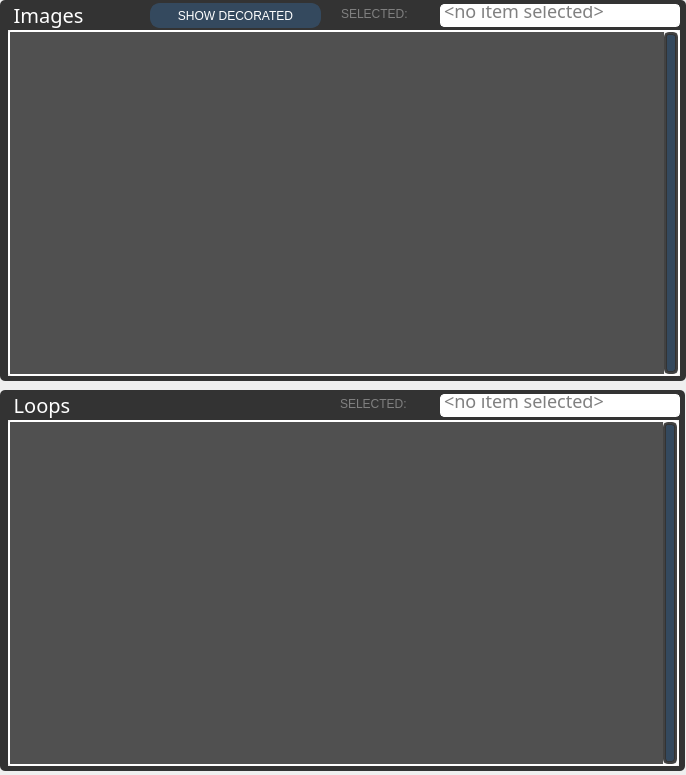
First picture: the form in Console/consoleApp/Frontend/Widgets/capturewidget.ui, repository laszlo-avotra-tips/consoleApp, before the edit.
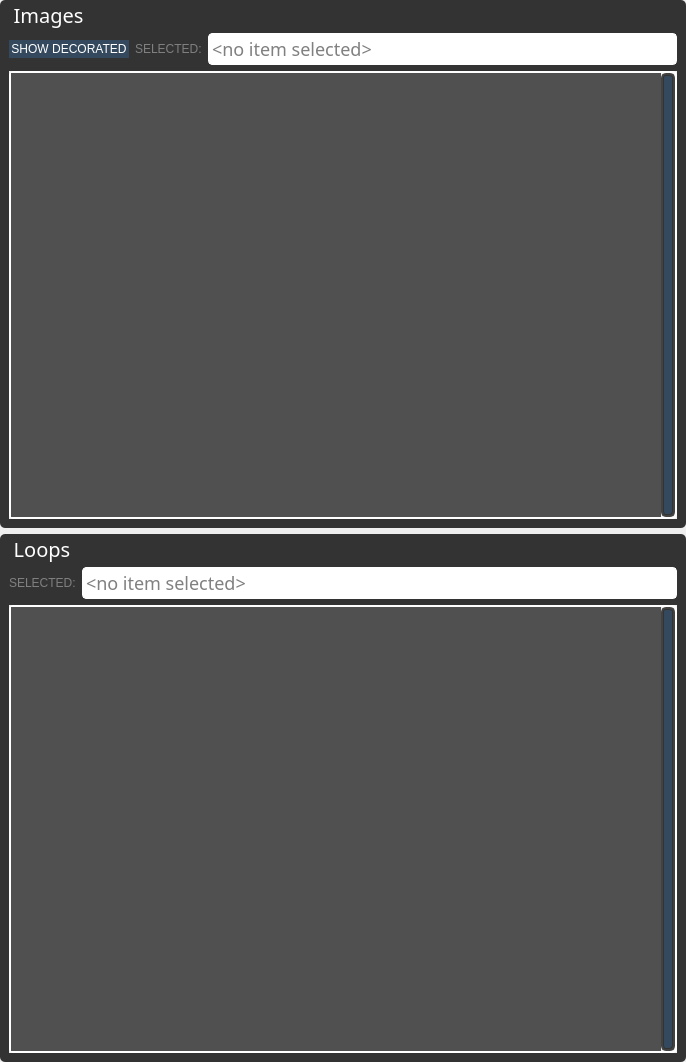
Second picture: the form after the edit. Icons and pictures are not drawn. Custom widgets are drawn as their Qt base class.

Commit message: update capture widget

```diff
--- a/Console/consoleApp/Frontend/Widgets/capturewidget.ui
+++ b/Console/consoleApp/Frontend/Widgets/capturewidget.ui
@@ -7,7 +7,7 @@
     <x>0</x>
     <y>0</y>
     <width>686</width>
-    <height>775</height>
+    <height>1062</height>
    </rect>
   </property>
   <property name="windowTitle">
@@ -274,506 +274,538 @@
      padding: 1px;
  }</string>
   </property>
-  <widget class="QGroupBox" name="capturesGroupBox">
-   <property name="geometry">
-    <rect>
-     <x>0</x>
-     <y>0</y>
-     <width>686</width>
-     <height>381</height>
-    </rect>
+  <layout class="QVBoxLayout" name="verticalLayout_3">
+   <property name="leftMargin">
+    <number>0</number>
    </property>
-   <property name="title">
-    <string>Images</string>
+   <property name="topMargin">
+    <number>0</number>
    </property>
-   <widget class="captureListView" name="capListView">
-    <property name="geometry">
-     <rect>
-      <x>8</x>
-      <y>30</y>
-      <width>672</width>
-      <height>346</height>
-     </rect>
-    </property>
-    <property name="palette">
-     <palette>
-      <active>
-       <colorrole role="WindowText">
-        <brush brushstyle="SolidPattern">
-         <color alpha="255">
-          <red>128</red>
-          <green>128</green>
-          <blue>128</blue>
-         </color>
-        </brush>
-       </colorrole>
-       <colorrole role="Text">
-        <brush brushstyle="SolidPattern">
-         <color alpha="255">
-          <red>128</red>
-          <green>128</green>
-          <blue>128</blue>
-         </color>
-        </brush>
-       </colorrole>
-       <colorrole role="ButtonText">
-        <brush brushstyle="SolidPattern">
-         <color alpha="255">
-          <red>128</red>
-          <green>128</green>
-          <blue>128</blue>
-         </color>
-        </brush>
-       </colorrole>
-       <colorrole role="Base">
-        <brush brushstyle="SolidPattern">
-         <color alpha="255">
-          <red>80</red>
-          <green>80</green>
-          <blue>80</blue>
-         </color>
-        </brush>
-       </colorrole>
-       <colorrole role="HighlightedText">
-        <brush brushstyle="SolidPattern">
-         <color alpha="255">
-          <red>255</red>
-          <green>255</green>
-          <blue>255</blue>
-         </color>
-        </brush>
-       </colorrole>
-      </active>
-      <inactive>
-       <colorrole role="WindowText">
-        <brush brushstyle="SolidPattern">
-         <color alpha="255">
-          <red>128</red>
-          <green>128</green>
-          <blue>128</blue>
-         </color>
-        </brush>
-       </colorrole>
-       <colorrole role="Text">
-        <brush brushstyle="SolidPattern">
-         <color alpha="255">
-          <red>128</red>
-          <green>128</green>
-          <blue>128</blue>
-         </color>
-        </brush>
-       </colorrole>
-       <colorrole role="ButtonText">
-        <brush brushstyle="SolidPattern">
-         <color alpha="255">
-          <red>128</red>
-          <green>128</green>
-          <blue>128</blue>
-         </color>
-        </brush>
-       </colorrole>
-       <colorrole role="Base">
-        <brush brushstyle="SolidPattern">
-         <color alpha="255">
-          <red>80</red>
-          <green>80</green>
-          <blue>80</blue>
-         </color>
-        </brush>
-       </colorrole>
-       <colorrole role="HighlightedText">
-        <brush brushstyle="SolidPattern">
-         <color alpha="255">
-          <red>255</red>
-          <green>255</green>
-          <blue>255</blue>
-         </color>
-        </brush>
-       </colorrole>
-      </inactive>
-      <disabled>
-       <colorrole role="WindowText">
-        <brush brushstyle="SolidPattern">
-         <color alpha="255">
-          <red>128</red>
-          <green>128</green>
-          <blue>128</blue>
-         </color>
-        </brush>
-       </colorrole>
-       <colorrole role="Text">
-        <brush brushstyle="SolidPattern">
-         <color alpha="255">
-          <red>128</red>
-          <green>128</green>
-          <blue>128</blue>
-         </color>
-        </brush>
-       </colorrole>
-       <colorrole role="ButtonText">
-        <brush brushstyle="SolidPattern">
-         <color alpha="255">
-          <red>128</red>
-          <green>128</green>
-          <blue>128</blue>
-         </color>
-        </brush>
-       </colorrole>
-       <colorrole role="Base">
-        <brush brushstyle="SolidPattern">
-         <color alpha="255">
-          <red>236</red>
-          <green>233</green>
-          <blue>216</blue>
-         </color>
-        </brush>
-       </colorrole>
-       <colorrole role="HighlightedText">
-        <brush brushstyle="SolidPattern">
-         <color alpha="255">
-          <red>255</red>
-          <green>255</green>
-          <blue>255</blue>
-         </color>
-        </brush>
-       </colorrole>
-      </disabled>
-     </palette>
-    </property>
-    <property name="autoFillBackground">
-     <bool>true</bool>
-    </property>
-    <property name="styleSheet">
-     <string notr="true"/>
-    </property>
-    <property name="lineWidth">
-     <number>2</number>
-    </property>
-    <property name="verticalScrollBarPolicy">
-     <enum>Qt::ScrollBarAlwaysOn</enum>
-    </property>
-    <property name="horizontalScrollBarPolicy">
-     <enum>Qt::ScrollBarAlwaysOff</enum>
-    </property>
-    <property name="alternatingRowColors">
-     <bool>false</bool>
-    </property>
-    <property name="verticalScrollMode">
-     <enum>QAbstractItemView::ScrollPerPixel</enum>
-    </property>
-    <property name="movement">
-     <enum>QListView::Static</enum>
-    </property>
-    <property name="flow">
-     <enum>QListView::LeftToRight</enum>
-    </property>
-    <property name="isWrapping" stdset="0">
-     <bool>true</bool>
-    </property>
-    <property name="spacing">
-     <number>0</number>
-    </property>
-    <property name="viewMode">
-     <enum>QListView::IconMode</enum>
-    </property>
-    <property name="wordWrap">
-     <bool>true</bool>
-    </property>
-   </widget>
-   <widget class="QLabel" name="label">
-    <property name="geometry">
-     <rect>
-      <x>341</x>
-      <y>2</y>
-      <width>96</width>
-      <height>23</height>
-     </rect>
-    </property>
-    <property name="text">
-     <string>SELECTED:</string>
-    </property>
-   </widget>
-   <widget class="QLineEdit" name="selectedCaptureLineEdit">
-    <property name="geometry">
-     <rect>
-      <x>440</x>
-      <y>4</y>
-      <width>240</width>
-      <height>23</height>
-     </rect>
-    </property>
-    <property name="toolTip">
-     <string>Hit &lt;b&gt;Enter&lt;/b&gt; to save the selected item's new name.</string>
-    </property>
-    <property name="text">
-     <string>&lt;no item selected&gt;</string>
-    </property>
-    <property name="maxLength">
-     <number>20</number>
-    </property>
-    <property name="alignment">
-     <set>Qt::AlignBottom|Qt::AlignLeading|Qt::AlignLeft</set>
-    </property>
-   </widget>
-   <widget class="QPushButton" name="showDecoratedPushButton">
-    <property name="geometry">
-     <rect>
-      <x>150</x>
-      <y>3</y>
-      <width>171</width>
-      <height>25</height>
-     </rect>
-    </property>
-    <property name="toolTip">
-     <string>Switch between the Raw and Decorated image captures.</string>
-    </property>
-    <property name="text">
-     <string>SHOW DECORATED</string>
-    </property>
-    <property name="checkable">
-     <bool>true</bool>
-    </property>
-    <property name="checked">
-     <bool>false</bool>
-    </property>
-   </widget>
-  </widget>
-  <widget class="QGroupBox" name="loopsGroupBox">
-   <property name="geometry">
-    <rect>
-     <x>0</x>
-     <y>390</y>
-     <width>685</width>
-     <height>381</height>
-    </rect>
+   <property name="rightMargin">
+    <number>0</number>
    </property>
-   <property name="title">
-    <string>Loops</string>
+   <property name="bottomMargin">
+    <number>0</number>
    </property>
-   <widget class="clipListView" name="loopsListView">
-    <property name="geometry">
-     <rect>
-      <x>8</x>
-      <y>30</y>
-      <width>671</width>
-      <height>346</height>
-     </rect>
-    </property>
-    <property name="palette">
-     <palette>
-      <active>
-       <colorrole role="WindowText">
-        <brush brushstyle="SolidPattern">
-         <color alpha="255">
-          <red>128</red>
-          <green>128</green>
-          <blue>128</blue>
-         </color>
-        </brush>
-       </colorrole>
-       <colorrole role="Text">
-        <brush brushstyle="SolidPattern">
-         <color alpha="255">
-          <red>128</red>
-          <green>128</green>
-          <blue>128</blue>
-         </color>
-        </brush>
-       </colorrole>
-       <colorrole role="ButtonText">
-        <brush brushstyle="SolidPattern">
-         <color alpha="255">
-          <red>128</red>
-          <green>128</green>
-          <blue>128</blue>
-         </color>
-        </brush>
-       </colorrole>
-       <colorrole role="Base">
-        <brush brushstyle="SolidPattern">
-         <color alpha="255">
-          <red>80</red>
-          <green>80</green>
-          <blue>80</blue>
-         </color>
-        </brush>
-       </colorrole>
-       <colorrole role="HighlightedText">
-        <brush brushstyle="SolidPattern">
-         <color alpha="255">
-          <red>255</red>
-          <green>255</green>
-          <blue>255</blue>
-         </color>
-        </brush>
-       </colorrole>
-      </active>
-      <inactive>
-       <colorrole role="WindowText">
-        <brush brushstyle="SolidPattern">
-         <color alpha="255">
-          <red>128</red>
-          <green>128</green>
-          <blue>128</blue>
-         </color>
-        </brush>
-       </colorrole>
-       <colorrole role="Text">
-        <brush brushstyle="SolidPattern">
-         <color alpha="255">
-          <red>128</red>
-          <green>128</green>
-          <blue>128</blue>
-         </color>
-        </brush>
-       </colorrole>
-       <colorrole role="ButtonText">
-        <brush brushstyle="SolidPattern">
-         <color alpha="255">
-          <red>128</red>
-          <green>128</green>
-          <blue>128</blue>
-         </color>
-        </brush>
-       </colorrole>
-       <colorrole role="Base">
-        <brush brushstyle="SolidPattern">
-         <color alpha="255">
-          <red>80</red>
-          <green>80</green>
-          <blue>80</blue>
-         </color>
-        </brush>
-       </colorrole>
-       <colorrole role="HighlightedText">
-        <brush brushstyle="SolidPattern">
-         <color alpha="255">
-          <red>255</red>
-          <green>255</green>
-          <blue>255</blue>
-         </color>
-        </brush>
-       </colorrole>
-      </inactive>
-      <disabled>
-       <colorrole role="WindowText">
-        <brush brushstyle="SolidPattern">
-         <color alpha="255">
-          <red>128</red>
-          <green>128</green>
-          <blue>128</blue>
-         </color>
-        </brush>
-       </colorrole>
-       <colorrole role="Text">
-        <brush brushstyle="SolidPattern">
-         <color alpha="255">
-          <red>128</red>
-          <green>128</green>
-          <blue>128</blue>
-         </color>
-        </brush>
-       </colorrole>
-       <colorrole role="ButtonText">
-        <brush brushstyle="SolidPattern">
-         <color alpha="255">
-          <red>128</red>
-          <green>128</green>
-          <blue>128</blue>
-         </color>
-        </brush>
-       </colorrole>
-       <colorrole role="Base">
-        <brush brushstyle="SolidPattern">
-         <color alpha="255">
-          <red>236</red>
-          <green>233</green>
-          <blue>216</blue>
-         </color>
-        </brush>
-       </colorrole>
-       <colorrole role="HighlightedText">
-        <brush brushstyle="SolidPattern">
-         <color alpha="255">
-          <red>255</red>
-          <green>255</green>
-          <blue>255</blue>
-         </color>
-        </brush>
-       </colorrole>
-      </disabled>
-     </palette>
-    </property>
-    <property name="autoFillBackground">
-     <bool>true</bool>
-    </property>
-    <property name="styleSheet">
-     <string notr="true"/>
-    </property>
-    <property name="lineWidth">
-     <number>2</number>
-    </property>
-    <property name="verticalScrollBarPolicy">
-     <enum>Qt::ScrollBarAlwaysOn</enum>
-    </property>
-    <property name="horizontalScrollBarPolicy">
-     <enum>Qt::ScrollBarAlwaysOff</enum>
-    </property>
-    <property name="alternatingRowColors">
-     <bool>false</bool>
-    </property>
-    <property name="verticalScrollMode">
-     <enum>QAbstractItemView::ScrollPerPixel</enum>
-    </property>
-    <property name="flow">
-     <enum>QListView::LeftToRight</enum>
-    </property>
-    <property name="isWrapping" stdset="0">
-     <bool>true</bool>
-    </property>
-    <property name="viewMode">
-     <enum>QListView::IconMode</enum>
-    </property>
-    <property name="wordWrap">
-     <bool>true</bool>
-    </property>
-   </widget>
-   <widget class="QLabel" name="label_2">
-    <property name="geometry">
-     <rect>
-      <x>340</x>
-      <y>2</y>
-      <width>96</width>
-      <height>23</height>
-     </rect>
-    </property>
-    <property name="text">
-     <string>SELECTED:</string>
-    </property>
-   </widget>
-   <widget class="QLineEdit" name="selectedLoopLineEdit">
-    <property name="geometry">
-     <rect>
-      <x>440</x>
-      <y>4</y>
-      <width>240</width>
-      <height>23</height>
-     </rect>
-    </property>
-    <property name="toolTip">
-     <string>Hit &lt;b&gt;Enter&lt;/b&gt; to save the selected item's new name.</string>
-    </property>
-    <property name="text">
-     <string>&lt;no item selected&gt;</string>
-    </property>
-    <property name="maxLength">
-     <number>20</number>
-    </property>
-    <property name="alignment">
-     <set>Qt::AlignBottom|Qt::AlignLeading|Qt::AlignLeft</set>
-    </property>
-   </widget>
-  </widget>
+   <item>
+    <widget class="QGroupBox" name="capturesGroupBox">
+     <property name="title">
+      <string>Images</string>
+     </property>
+     <layout class="QVBoxLayout" name="verticalLayout_2">
+      <property name="topMargin">
+       <number>30</number>
+      </property>
+      <item>
+       <layout class="QHBoxLayout" name="horizontalLayout_2">
+        <item>
+         <widget class="QPushButton" name="showDecoratedPushButton">
+          <property name="toolTip">
+           <string>Switch between the Raw and Decorated image captures.</string>
+          </property>
+          <property name="text">
+           <string>SHOW DECORATED</string>
+          </property>
+          <property name="checkable">
+           <bool>true</bool>
+          </property>
+          <property name="checked">
+           <bool>false</bool>
+          </property>
+         </widget>
+        </item>
+        <item>
+         <widget class="QLabel" name="label">
+          <property name="text">
+           <string>SELECTED:</string>
+          </property>
+         </widget>
+        </item>
+        <item>
+         <widget class="QLineEdit" name="selectedCaptureLineEdit">
+          <property name="toolTip">
+           <string>Hit &lt;b&gt;Enter&lt;/b&gt; to save the selected item's new name.</string>
+          </property>
+          <property name="text">
+           <string>&lt;no item selected&gt;</string>
+          </property>
+          <property name="maxLength">
+           <number>20</number>
+          </property>
+          <property name="alignment">
+           <set>Qt::AlignBottom|Qt::AlignLeading|Qt::AlignLeft</set>
+          </property>
+         </widget>
+        </item>
+       </layout>
+      </item>
+      <item>
+       <widget class="captureListView" name="capListView">
+        <property name="palette">
+         <palette>
+          <active>
+           <colorrole role="WindowText">
+            <brush brushstyle="SolidPattern">
+             <color alpha="255">
+              <red>128</red>
+              <green>128</green>
+              <blue>128</blue>
+             </color>
+            </brush>
+           </colorrole>
+           <colorrole role="Text">
+            <brush brushstyle="SolidPattern">
+             <color alpha="255">
+              <red>128</red>
+              <green>128</green>
+              <blue>128</blue>
+             </color>
+            </brush>
+           </colorrole>
+           <colorrole role="ButtonText">
+            <brush brushstyle="SolidPattern">
+             <color alpha="255">
+              <red>128</red>
+              <green>128</green>
+              <blue>128</blue>
+             </color>
+            </brush>
+           </colorrole>
+           <colorrole role="Base">
+            <brush brushstyle="SolidPattern">
+             <color alpha="255">
+              <red>80</red>
+              <green>80</green>
+              <blue>80</blue>
+             </color>
+            </brush>
+           </colorrole>
+           <colorrole role="HighlightedText">
+            <brush brushstyle="SolidPattern">
+             <color alpha="255">
+              <red>255</red>
+              <green>255</green>
+              <blue>255</blue>
+             </color>
+            </brush>
+           </colorrole>
+           <colorrole role="PlaceholderText">
+            <brush brushstyle="NoBrush">
+             <color alpha="128">
+              <red>128</red>
+              <green>128</green>
+              <blue>128</blue>
+             </color>
+            </brush>
+           </colorrole>
+          </active>
+          <inactive>
+           <colorrole role="WindowText">
+            <brush brushstyle="SolidPattern">
+             <color alpha="255">
+              <red>128</red>
+              <green>128</green>
+              <blue>128</blue>
+             </color>
+            </brush>
+           </colorrole>
+           <colorrole role="Text">
+            <brush brushstyle="SolidPattern">
+             <color alpha="255">
+              <red>128</red>
+              <green>128</green>
+              <blue>128</blue>
+             </color>
+            </brush>
+           </colorrole>
+           <colorrole role="ButtonText">
+            <brush brushstyle="SolidPattern">
+             <color alpha="255">
+              <red>128</red>
+              <green>128</green>
+              <blue>128</blue>
+             </color>
+            </brush>
+           </colorrole>
+           <colorrole role="Base">
+            <brush brushstyle="SolidPattern">
+             <color alpha="255">
+              <red>80</red>
+              <green>80</green>
+              <blue>80</blue>
+             </color>
+            </brush>
+           </colorrole>
+           <colorrole role="HighlightedText">
+            <brush brushstyle="SolidPattern">
+             <color alpha="255">
+              <red>255</red>
+              <green>255</green>
+              <blue>255</blue>
+             </color>
+            </brush>
+           </colorrole>
+           <colorrole role="PlaceholderText">
+            <brush brushstyle="NoBrush">
+             <color alpha="128">
+              <red>128</red>
+              <green>128</green>
+              <blue>128</blue>
+             </color>
+            </brush>
+           </colorrole>
+          </inactive>
+          <disabled>
+           <colorrole role="WindowText">
+            <brush brushstyle="SolidPattern">
+             <color alpha="255">
+              <red>128</red>
+              <green>128</green>
+              <blue>128</blue>
+             </color>
+            </brush>
+           </colorrole>
+           <colorrole role="Text">
+            <brush brushstyle="SolidPattern">
+             <color alpha="255">
+              <red>128</red>
+              <green>128</green>
+              <blue>128</blue>
+             </color>
+            </brush>
+           </colorrole>
+           <colorrole role="ButtonText">
+            <brush brushstyle="SolidPattern">
+             <color alpha="255">
+              <red>128</red>
+              <green>128</green>
+              <blue>128</blue>
+             </color>
+            </brush>
+           </colorrole>
+           <colorrole role="Base">
+            <brush brushstyle="SolidPattern">
+             <color alpha="255">
+              <red>236</red>
+              <green>233</green>
+              <blue>216</blue>
+             </color>
+            </brush>
+           </colorrole>
+           <colorrole role="HighlightedText">
+            <brush brushstyle="SolidPattern">
+             <color alpha="255">
+              <red>255</red>
+              <green>255</green>
+              <blue>255</blue>
+             </color>
+            </brush>
+           </colorrole>
+           <colorrole role="PlaceholderText">
+            <brush brushstyle="NoBrush">
+             <color alpha="128">
+              <red>128</red>
+              <green>128</green>
+              <blue>128</blue>
+             </color>
+            </brush>
+           </colorrole>
+          </disabled>
+         </palette>
+        </property>
+        <property name="autoFillBackground">
+         <bool>true</bool>
+        </property>
+        <property name="styleSheet">
+         <string notr="true"/>
+        </property>
+        <property name="lineWidth">
+         <number>2</number>
+        </property>
+        <property name="verticalScrollBarPolicy">
+         <enum>Qt::ScrollBarAlwaysOn</enum>
+        </property>
+        <property name="horizontalScrollBarPolicy">
+         <enum>Qt::ScrollBarAlwaysOff</enum>
+        </property>
+        <property name="alternatingRowColors">
+         <bool>false</bool>
+        </property>
+        <property name="verticalScrollMode">
+         <enum>QAbstractItemView::ScrollPerPixel</enum>
+        </property>
+        <property name="movement">
+         <enum>QListView::Static</enum>
+        </property>
+        <property name="flow">
+         <enum>QListView::LeftToRight</enum>
+        </property>
+        <property name="isWrapping" stdset="0">
+         <bool>true</bool>
+        </property>
+        <property name="spacing">
+         <number>0</number>
+        </property>
+        <property name="viewMode">
+         <enum>QListView::IconMode</enum>
+        </property>
+        <property name="wordWrap">
+         <bool>true</bool>
+        </property>
+       </widget>
+      </item>
+     </layout>
+    </widget>
+   </item>
+   <item>
+    <widget class="QGroupBox" name="loopsGroupBox">
+     <property name="title">
+      <string>Loops</string>
+     </property>
+     <layout class="QVBoxLayout" name="verticalLayout">
+      <property name="topMargin">
+       <number>30</number>
+      </property>
+      <item>
+       <layout class="QHBoxLayout" name="horizontalLayout">
+        <item>
+         <widget class="QLabel" name="label_2">
+          <property name="text">
+           <string>SELECTED:</string>
+          </property>
+         </widget>
+        </item>
+        <item>
+         <widget class="QLineEdit" name="selectedLoopLineEdit">
+          <property name="toolTip">
+           <string>Hit &lt;b&gt;Enter&lt;/b&gt; to save the selected item's new name.</string>
+          </property>
+          <property name="text">
+           <string>&lt;no item selected&gt;</string>
+          </property>
+          <property name="maxLength">
+           <number>20</number>
+          </property>
+          <property name="alignment">
+           <set>Qt::AlignBottom|Qt::AlignLeading|Qt::AlignLeft</set>
+          </property>
+         </widget>
+        </item>
+       </layout>
+      </item>
+      <item>
+       <widget class="clipListView" name="loopsListView">
+        <property name="palette">
+         <palette>
+          <active>
+           <colorrole role="WindowText">
+            <brush brushstyle="SolidPattern">
+             <color alpha="255">
+              <red>128</red>
+              <green>128</green>
+              <blue>128</blue>
+             </color>
+            </brush>
+           </colorrole>
+           <colorrole role="Text">
+            <brush brushstyle="SolidPattern">
+             <color alpha="255">
+              <red>128</red>
+              <green>128</green>
+              <blue>128</blue>
+             </color>
+            </brush>
+           </colorrole>
+           <colorrole role="ButtonText">
+            <brush brushstyle="SolidPattern">
+             <color alpha="255">
+              <red>128</red>
+              <green>128</green>
+              <blue>128</blue>
+             </color>
+            </brush>
+           </colorrole>
+           <colorrole role="Base">
+            <brush brushstyle="SolidPattern">
+             <color alpha="255">
+              <red>80</red>
+              <green>80</green>
+              <blue>80</blue>
+             </color>
+            </brush>
+           </colorrole>
+           <colorrole role="HighlightedText">
+            <brush brushstyle="SolidPattern">
+             <color alpha="255">
+              <red>255</red>
+              <green>255</green>
+              <blue>255</blue>
+             </color>
+            </brush>
+           </colorrole>
+           <colorrole role="PlaceholderText">
+            <brush brushstyle="NoBrush">
+             <color alpha="128">
+              <red>128</red>
+              <green>128</green>
+              <blue>128</blue>
+             </color>
+            </brush>
+           </colorrole>
+          </active>
+          <inactive>
+           <colorrole role="WindowText">
+            <brush brushstyle="SolidPattern">
+             <color alpha="255">
+              <red>128</red>
+              <green>128</green>
+              <blue>128</blue>
+             </color>
+            </brush>
+           </colorrole>
+           <colorrole role="Text">
+            <brush brushstyle="SolidPattern">
+             <color alpha="255">
+              <red>128</red>
+              <green>128</green>
+              <blue>128</blue>
+             </color>
+            </brush>
+           </colorrole>
+           <colorrole role="ButtonText">
+            <brush brushstyle="SolidPattern">
+             <color alpha="255">
+              <red>128</red>
+              <green>128</green>
+              <blue>128</blue>
+             </color>
+            </brush>
+           </colorrole>
+           <colorrole role="Base">
+            <brush brushstyle="SolidPattern">
+             <color alpha="255">
+              <red>80</red>
+              <green>80</green>
+              <blue>80</blue>
+             </color>
+            </brush>
+           </colorrole>
+           <colorrole role="HighlightedText">
+            <brush brushstyle="SolidPattern">
+             <color alpha="255">
+              <red>255</red>
+              <green>255</green>
+              <blue>255</blue>
+             </color>
+            </brush>
+           </colorrole>
+           <colorrole role="PlaceholderText">
+            <brush brushstyle="NoBrush">
+             <color alpha="128">
+              <red>128</red>
+              <green>128</green>
+              <blue>128</blue>
+             </color>
+            </brush>
+           </colorrole>
+          </inactive>
+          <disabled>
+           <colorrole role="WindowText">
+            <brush brushstyle="SolidPattern">
+             <color alpha="255">
+              <red>128</red>
+              <green>128</green>
+              <blue>128</blue>
+             </color>
+            </brush>
+           </colorrole>
+           <colorrole role="Text">
+            <brush brushstyle="SolidPattern">
+             <color alpha="255">
+              <red>128</red>
+              <green>128</green>
+              <blue>128</blue>
+             </color>
+            </brush>
+           </colorrole>
+           <colorrole role="ButtonText">
+            <brush brushstyle="SolidPattern">
+             <color alpha="255">
+              <red>128</red>
+              <green>128</green>
+              <blue>128</blue>
+             </color>
+            </brush>
+           </colorrole>
+           <colorrole role="Base">
+            <brush brushstyle="SolidPattern">
+             <color alpha="255">
+              <red>236</red>
+              <green>233</green>
+              <blue>216</blue>
+             </color>
+            </brush>
+           </colorrole>
+           <colorrole role="HighlightedText">
+            <brush brushstyle="SolidPattern">
+             <color alpha="255">
+              <red>255</red>
+              <green>255</green>
+              <blue>255</blue>
+             </color>
+            </brush>
+           </colorrole>
+           <colorrole role="PlaceholderText">
+            <brush brushstyle="NoBrush">
+             <color alpha="128">
+              <red>128</red>
+              <green>128</green>
+              <blue>128</blue>
+             </color>
+            </brush>
+           </colorrole>
+          </disabled>
+         </palette>
+        </property>
+        <property name="autoFillBackground">
+         <bool>true</bool>
+        </property>
+        <property name="styleSheet">
+         <string notr="true"/>
+        </property>
+        <property name="lineWidth">
+         <number>2</number>
+        </property>
+        <property name="verticalScrollBarPolicy">
+         <enum>Qt::ScrollBarAlwaysOn</enum>
+        </property>
+        <property name="horizontalScrollBarPolicy">
+         <enum>Qt::ScrollBarAlwaysOff</enum>
+        </property>
+        <property name="alternatingRowColors">
+         <bool>false</bool>
+        </property>
+        <property name="verticalScrollMode">
+         <enum>QAbstractItemView::ScrollPerPixel</enum>
+        </property>
+        <property name="flow">
+         <enum>QListView::LeftToRight</enum>
+        </property>
+        <property name="isWrapping" stdset="0">
+         <bool>true</bool>
+        </property>
+        <property name="viewMode">
+         <enum>QListView::IconMode</enum>
+        </property>
+        <property name="wordWrap">
+         <bool>true</bool>
+        </property>
+       </widget>
+      </item>
+     </layout>
+    </widget>
+   </item>
+  </layout>
  </widget>
  <customwidgets>
   <customwidget>
```
The commit also changes 1 other file.
